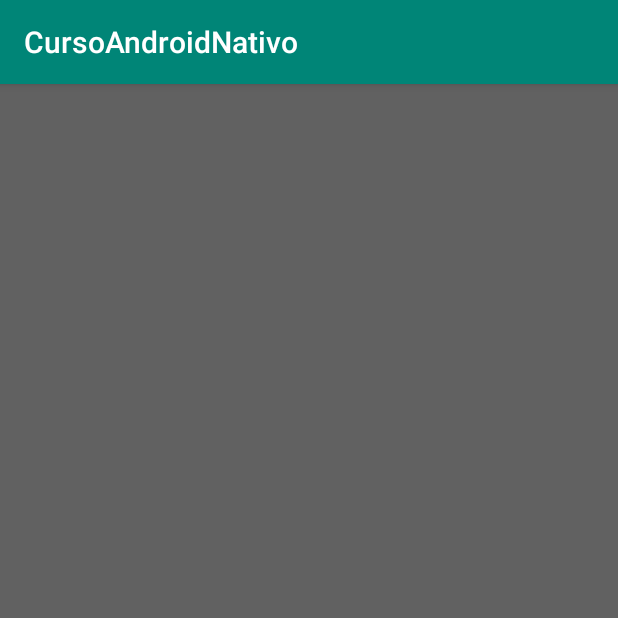
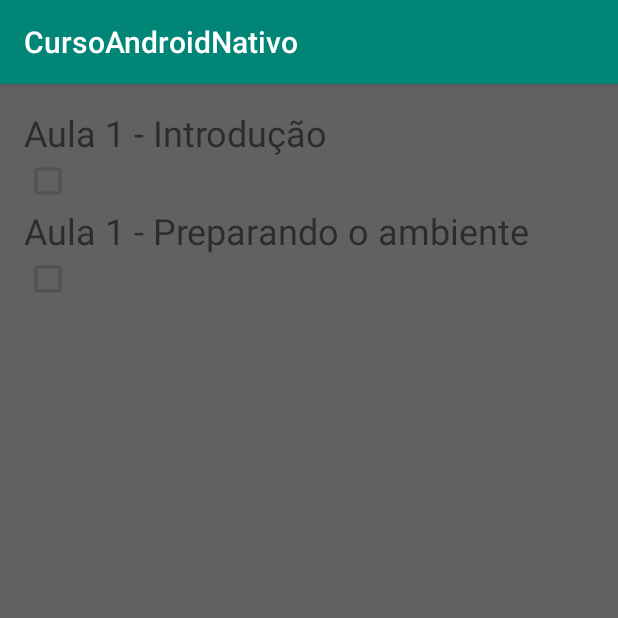
Before and after one commit to jheansrhodrigo/app-android-course, an Android app: the DeveloperGuidesActivity screen opened directly, with no data from a screen before it, on a phone screen of 412 x 824 dp, the top half of it. Run offline under Robolectric (Android 15) with nearby library versions, the phone set to English and light mode, and no system bars.

Commit message:
adicionado contexto aula com estrutura

```diff
--- a/app/src/main/AndroidManifest.xml
+++ b/app/src/main/AndroidManifest.xml
@@ -11,6 +11,7 @@
         android:theme="@style/AppTheme">
         <activity android:name=".ChooseLanguageActivity"></activity>
         <activity android:name=".DeveloperGuidesActivity" />
+        <activity android:name=".Aula" />
         <activity android:name=".MainActivity">
             <intent-filter>
                 <action android:name="android.intent.action.MAIN" />
--- a/app/src/main/java/com/example/cursoandroidnativo/DeveloperGuidesActivity.java
+++ b/app/src/main/java/com/example/cursoandroidnativo/DeveloperGuidesActivity.java
@@ -1,14 +1,70 @@
 package com.example.cursoandroidnativo;
 
 import androidx.appcompat.app.AppCompatActivity;
+import androidx.appcompat.widget.Toolbar;
 
+import android.content.Intent;
 import android.os.Bundle;
+import android.util.Log;
+import android.view.View;
+import android.view.ViewGroup;
+import android.widget.Button;
+import android.widget.CheckBox;
+import android.widget.LinearLayout;
+import android.widget.TextView;
+
+import java.util.List;
+
+import entities.Aula;
 
 public class DeveloperGuidesActivity extends AppCompatActivity {
+
+    private LinearLayout getLinearLayoutAula(){
+        String filter = "";
+        List<Aula> lista = Aula.buscaTodos(this, filter);
+        Log.v("DB", "Items: "+String.valueOf(lista.size()));
+        LinearLayout layout = new LinearLayout(this);
+        for (final Aula aula : lista) {
+            layout.setPadding(0,0,0,60);
+            layout.setLayoutParams(new LinearLayout.LayoutParams(ViewGroup.LayoutParams.MATCH_PARENT, ViewGroup.LayoutParams.WRAP_CONTENT));
+            layout.setOrientation(LinearLayout.VERTICAL);//LinearLayout.HORIZONTAL
+
+            TextView tv = new TextView(this); ;
+
+            tv = new TextView(this);
+            tv.setText(aula.getNome());
+            tv.setTextSize(24);
+            LinearLayout.LayoutParams p1 =  new LinearLayout.LayoutParams(ViewGroup.LayoutParams.WRAP_CONTENT, ViewGroup.LayoutParams.WRAP_CONTENT);
+            tv.setLayoutParams(p1);
+            tv.setOnClickListener(new View.OnClickListener() {
+                @Override
+                public void onClick(View v) {
+                    System.out.println("\nAcessar Aula\n");
+                    Intent myIntent = new Intent(getBaseContext(), com.example.cursoandroidnativo.Aula.class);
+                    startActivity(myIntent);
+                }
+            });
+            layout.addView(tv);
+
+            CheckBox cb = new CheckBox(this);
+            cb.setChecked(aula.getConcluido());
+            cb.setTextSize(24);
+            cb.setEnabled(false);
+            p1 = new LinearLayout.LayoutParams(ViewGroup.LayoutParams.WRAP_CONTENT, ViewGroup.LayoutParams.WRAP_CONTENT);
+            cb.setLayoutParams(p1);
+            layout.addView(cb);
+
+        }
+        return layout;
+    }
 
     @Override
     protected void onCreate(Bundle savedInstanceState) {
         super.onCreate(savedInstanceState);
         setContentView(R.layout.activity_developer_guides);
+
+        final LinearLayout ll = (LinearLayout) findViewById(R.id.linearLayoutAula);
+        ll.addView(getLinearLayoutAula());
     }
+
 }
--- /dev/null
+++ b/app/src/main/java/entities/Aula.java
@@ -0,0 +1,95 @@
+package entities;
+
+import android.app.Activity;
+import android.database.Cursor;
+import android.database.sqlite.SQLiteDatabase;
+import android.util.Log;
+
+import java.util.ArrayList;
+import java.util.List;
+
+import persistence.DAOSQLiteAula;
+
+public class Aula {
+
+    private String nome;
+    private String descricao;
+    private String url;
+    private Boolean concluido;
+
+    public String getNome() {
+        return nome;
+    }
+
+    public void setNome(String nome) {
+        this.nome = nome;
+    }
+
+    public String getDescricao() {
+        return descricao;
+    }
+
+    public void setDescricao(String descricao) {
+        this.descricao = descricao;
+    }
+
+    public String getUrl() {
+        return url;
+    }
+
+    public void setUrl(String url) {
+        this.url = url;
+    }
+
+    public Boolean getConcluido(){return concluido;}
+
+    public void setConcluido(Boolean concluido){this.concluido = concluido; }
+
+    public static void insere(Activity activity, Aula aula){
+        Log.i("nome ", aula.getNome());
+        SQLiteDatabase db = DAOSQLiteAula.getDBInstance(activity);
+
+        String[] arrayParam= new String[4];
+        arrayParam[0]=aula.getNome();
+        arrayParam[1]=aula.getDescricao();
+        arrayParam[2]=aula.getUrl();
+        arrayParam[3]=aula.getConcluido().toString();
+        db.execSQL("insert into aula (nome, descricao, url, concluido) values(?,?,?,?)", arrayParam);
+    }
+
+    public static void limparAgenda(Activity activity){
+        SQLiteDatabase db = DAOSQLiteAula.getDBInstance(activity);
+
+        db.execSQL("delete from aula");
+    }
+
+    public static void limparEvento(Activity activity, String nome){
+        SQLiteDatabase db = DAOSQLiteAula.getDBInstance(activity);
+
+        db.execSQL("delete from aula where nome = '" + nome + "'");
+    }
+
+    public static List<Aula> buscaTodos(Activity activity, String filter){
+        String sqlWhere = "";
+        if(filter.length() > 0){
+            sqlWhere = " where upper(nome) like upper('%"+filter+"%') or upper(descricao) like upper('%"+filter+"%') ";
+        }
+        ArrayList<Aula> lista= new ArrayList<Aula>();
+        Cursor cursor= DAOSQLiteAula.getDBInstance(activity).rawQuery("select nome, descricao, url, concluido from aula "+ sqlWhere +" order by nome",null);
+        while(cursor.moveToNext()) {
+            Aula aula= new Aula();
+            String nome=cursor.getString(0);
+            String descricao=cursor.getString(1);
+            String url=cursor.getString(2);
+            Boolean concluido= cursor.getInt(3) > 0;
+
+            aula.setNome(nome);
+            aula.setDescricao(descricao);
+            aula.setUrl(url);
+            aula.setConcluido(concluido);
+            lista.add(aula);
+            Log.i("SQLLite", descricao);
+        }
+        return lista;
+    }
+}
--- /dev/null
+++ b/app/src/main/java/persistence/DAOSQLiteAula.java
@@ -0,0 +1,35 @@
+package persistence;
+
+import android.app.Activity;
+import android.content.Context;
+import android.database.sqlite.SQLiteDatabase;
+import android.database.sqlite.SQLiteOpenHelper;
+
+import androidx.annotation.Nullable;
+
+public class DAOSQLiteAula extends SQLiteOpenHelper {
+
+    private static final String dbname= "curso";
+
+    public DAOSQLiteAula(@Nullable Context context, @Nullable String name, @Nullable SQLiteDatabase.CursorFactory factory, int version) {
+        super(context, name, factory, version);
+    }
+
+    @Override
+    public void onCreate(SQLiteDatabase db) {
+        db.execSQL("create table aula (chave integer primary key autoincrement, nome varchar(100), descricao varchar(2000), url varchar(500), concluido bool)");
+        db.execSQL("insert into aula (nome, descricao, url, concluido) values('Aula 1 - Introdução','Explicação e conceituação sobre aplicações android e seu desenvolvimento','https://www.youtube.com/watch?v=k0fNMXAfqFc', 0)");
+        db.execSQL("insert into aula (nome, descricao, url, concluido) values('Aula 1 - Preparando o ambiente'," +
+                "'Passo a Passo para instalação do ambiente android e explicação sobre o seu funcionamento','https://www.youtube.com/watch?v=k0fNMXAfqFc', 0)");
+    }
+
+    @Override
+    public void onUpgrade(SQLiteDatabase db, int oldVersion, int newVersion) {
+
+    }
+
+    public static SQLiteDatabase getDBInstance(Activity activity){
+        DAOSQLiteAula dao = new DAOSQLiteAula(activity.getBaseContext(), DAOSQLiteAula.dbname , null, 1);
+        return dao.getWritableDatabase();
+    }
+}
--- a/app/src/main/res/layout/activity_developer_guides.xml
+++ b/app/src/main/res/layout/activity_developer_guides.xml
@@ -4,5 +4,21 @@
     xmlns:tools="http://schemas.android.com/tools"
     android:layout_width="match_parent"
     android:layout_height="match_parent"
-    tools:context=".DeveloperGuidesActivity"
-    android:background="@drawable/fundo_guia"/>
+    android:background="@drawable/fundo_guia">
+
+    <HorizontalScrollView
+        android:layout_width="386dp"
+        android:layout_height="710dp"
+        android:layout_marginStart="16dp"
+        android:layout_marginLeft="16dp"
+        android:layout_marginTop="16dp"
+        app:layout_constraintStart_toStartOf="parent"
+        app:layout_constraintTop_toTopOf="parent">
+
+        <LinearLayout
+            android:id="@+id/linearLayoutAula"
+            android:layout_width="wrap_content"
+            android:layout_height="match_parent"
+            android:orientation="vertical" />
+    </HorizontalScrollView>
+</androidx.constraintlayout.widget.ConstraintLayout>
```
Also changed, not shown: app/src/main/java/com/example/cursoandroidnativo/Aula.java (added, +14 -0 lines), app/src/main/res/layout/activity_aula.xml (added, +52 -0 lines).
